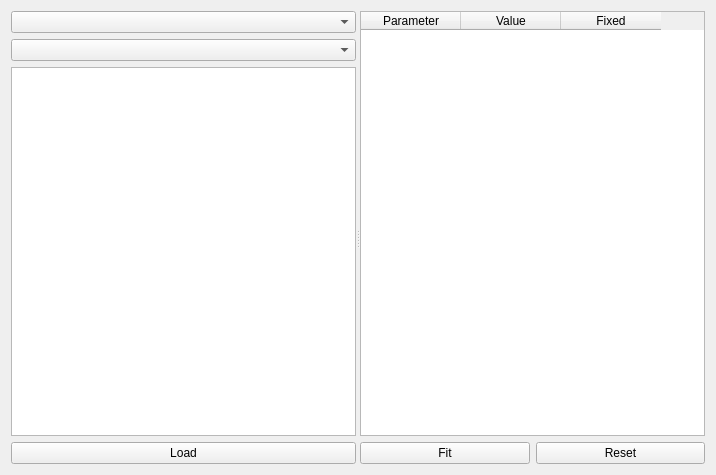
Old version of the form source/Gui/Ui_InteractiveFit.ui in the repository lasersphere/Tilda.
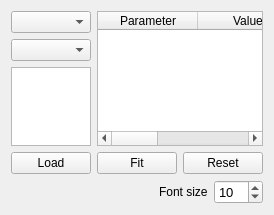
New version of the form.

What changed in the file:
```diff
--- a/source/Gui/Ui_InteractiveFit.ui
+++ b/source/Gui/Ui_InteractiveFit.ui
@@ -6,23 +6,17 @@
    <rect>
     <x>0</x>
     <y>0</y>
-    <width>716</width>
-    <height>475</height>
+    <width>263</width>
+    <height>215</height>
    </rect>
   </property>
   <property name="windowTitle">
    <string>Form</string>
   </property>
-  <layout class="QHBoxLayout" name="horizontalLayout_2">
+  <layout class="QVBoxLayout" name="verticalLayout_3">
    <item>
-    <widget class="QSplitter" name="splitter">
-     <property name="orientation">
-      <enum>Qt::Horizontal</enum>
-     </property>
-     <property name="childrenCollapsible">
-      <bool>false</bool>
-     </property>
-     <widget class="QWidget" name="layoutWidget">
+    <layout class="QHBoxLayout" name="horizontalLayout_3">
+     <item>
       <layout class="QVBoxLayout" name="verticalLayout">
        <item>
         <widget class="QComboBox" name="runSelect"/>
@@ -41,8 +35,8 @@
         </widget>
        </item>
       </layout>
-     </widget>
-     <widget class="QWidget" name="layoutWidget">
+     </item>
+     <item>
       <layout class="QVBoxLayout" name="verticalLayout_2">
        <item>
         <widget class="QTableWidget" name="parTable">
@@ -91,8 +85,66 @@
         </layout>
        </item>
       </layout>
-     </widget>
-    </widget>
+     </item>
+    </layout>
+   </item>
+   <item>
+    <spacer name="verticalSpacer">
+     <property name="orientation">
+      <enum>Qt::Vertical</enum>
+     </property>
+     <property name="sizeType">
+      <enum>QSizePolicy::Fixed</enum>
+     </property>
+     <property name="sizeHint" stdset="0">
+      <size>
+       <width>25</width>
+       <height>0</height>
+      </size>
+     </property>
+    </spacer>
+   </item>
+   <item>
+    <layout class="QHBoxLayout" name="horizontalLayout_2">
+     <item>
+      <spacer name="horizontalSpacer">
+       <property name="orientation">
+        <enum>Qt::Horizontal</enum>
+       </property>
+       <property name="sizeHint" stdset="0">
+        <size>
+         <width>40</width>
+         <height>20</height>
+        </size>
+       </property>
+      </spacer>
+     </item>
+     <item>
+      <widget class="QLabel" name="label">
+       <property name="text">
+        <string>Font size</string>
+       </property>
+      </widget>
+     </item>
+     <item>
+      <widget class="QSpinBox" name="bFontSize">
+       <property name="font">
+        <font>
+         <pointsize>10</pointsize>
+        </font>
+       </property>
+       <property name="minimum">
+        <number>1</number>
+       </property>
+       <property name="maximum">
+        <number>100</number>
+       </property>
+       <property name="value">
+        <number>10</number>
+       </property>
+      </widget>
+     </item>
+    </layout>
    </item>
   </layout>
  </widget>
```
